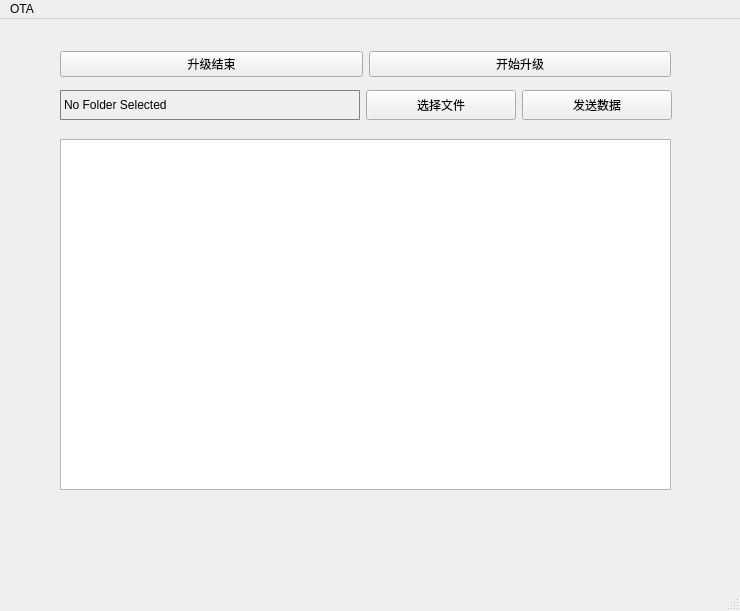
The window that mainwindow.ui (TracyChrysler/qt_OTA) describes before a commit, drawn with Qt 5.
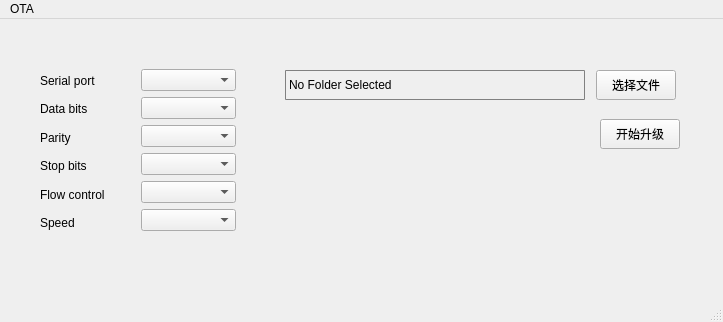
The same window after the commit.

Diff of the .ui file:
```diff
--- a/mainwindow.ui
+++ b/mainwindow.ui
@@ -6,8 +6,8 @@
    <rect>
     <x>0</x>
     <y>0</y>
-    <width>740</width>
-    <height>611</height>
+    <width>723</width>
+    <height>322</height>
    </rect>
   </property>
   <property name="windowTitle">
@@ -17,9 +17,9 @@
    <widget class="QWidget" name="horizontalLayoutWidget">
     <property name="geometry">
      <rect>
-      <x>60</x>
-      <y>70</y>
-      <width>614</width>
+      <x>280</x>
+      <y>50</y>
+      <width>401</width>
       <height>32</height>
      </rect>
     </property>
@@ -53,13 +53,13 @@
       <widget class="QPushButton" name="browseButton">
        <property name="minimumSize">
         <size>
-         <width>150</width>
+         <width>80</width>
          <height>30</height>
         </size>
        </property>
        <property name="maximumSize">
         <size>
-         <width>150</width>
+         <width>80</width>
          <height>30</height>
         </size>
        </property>
@@ -68,60 +68,110 @@
        </property>
       </widget>
      </item>
-     <item>
-      <widget class="QPushButton" name="sendButton">
-       <property name="minimumSize">
-        <size>
-         <width>150</width>
-         <height>30</height>
-        </size>
-       </property>
-       <property name="maximumSize">
-        <size>
-         <width>150</width>
-         <height>30</height>
-        </size>
-       </property>
-       <property name="text">
-        <string>发送数据</string>
-       </property>
-      </widget>
-     </item>
     </layout>
    </widget>
-   <widget class="QTextBrowser" name="fileContent">
+   <widget class="QPushButton" name="startButton">
     <property name="geometry">
      <rect>
-      <x>60</x>
-      <y>120</y>
-      <width>611</width>
-      <height>351</height>
+      <x>600</x>
+      <y>100</y>
+      <width>80</width>
+      <height>30</height>
      </rect>
     </property>
+    <property name="minimumSize">
+     <size>
+      <width>80</width>
+      <height>30</height>
+     </size>
+    </property>
+    <property name="maximumSize">
+     <size>
+      <width>80</width>
+      <height>30</height>
+     </size>
+    </property>
+    <property name="text">
+     <string>开始升级</string>
+    </property>
    </widget>
-   <widget class="QWidget" name="horizontalLayoutWidget_2">
+   <widget class="QWidget" name="">
     <property name="geometry">
      <rect>
-      <x>60</x>
-      <y>30</y>
-      <width>611</width>
-      <height>31</height>
+      <x>40</x>
+      <y>50</y>
+      <width>196</width>
+      <height>165</height>
      </rect>
     </property>
     <layout class="QHBoxLayout" name="horizontalLayout_2">
      <item>
-      <widget class="QPushButton" name="stopButton">
-       <property name="text">
-        <string>升级结束</string>
-       </property>
-      </widget>
+      <layout class="QVBoxLayout" name="verticalLayout">
+       <item>
+        <widget class="QLabel" name="label">
+         <property name="text">
+          <string>Serial port</string>
+         </property>
+        </widget>
+       </item>
+       <item>
+        <widget class="QLabel" name="label_2">
+         <property name="text">
+          <string>Data bits</string>
+         </property>
+        </widget>
+       </item>
+       <item>
+        <widget class="QLabel" name="label_3">
+         <property name="text">
+          <string>Parity</string>
+         </property>
+        </widget>
+       </item>
+       <item>
+        <widget class="QLabel" name="label_5">
+         <property name="text">
+          <string>Stop bits</string>
+         </property>
+        </widget>
+       </item>
+       <item>
+        <widget class="QLabel" name="label_6">
+         <property name="text">
+          <string>Flow control</string>
+         </property>
+        </widget>
+       </item>
+       <item>
+        <widget class="QLabel" name="label_4">
+         <property name="text">
+          <string>Speed</string>
+         </property>
+        </widget>
+       </item>
+      </layout>
      </item>
      <item>
-      <widget class="QPushButton" name="startButton">
-       <property name="text">
-        <string>开始升级</string>
-       </property>
-      </widget>
+      <layout class="QVBoxLayout" name="verticalLayout_2">
+       <item>
+        <widget class="QComboBox" name="comBoxSerialPort"/>
+       </item>
+       <item>
+        <widget class="QComboBox" name="comBoxDataBits"/>
+       </item>
+       <item>
+        <widget class="QComboBox" name="comBoxParity"/>
+       </item>
+       <item>
+        <widget class="QComboBox" name="comboBox_6"/>
+       </item>
+       <item>
+        <widget class="QComboBox" name="comBoxFlowControl"/>
+       </item>
+       <item>
+        <widget class="QComboBox" name="comBoxSpeed"/>
+       </item>
+      </layout>
      </item>
     </layout>
    </widget>
@@ -131,8 +181,8 @@
     <rect>
      <x>0</x>
      <y>0</y>
-     <width>740</width>
-     <height>23</height>
+     <width>723</width>
+     <height>26</height>
     </rect>
    </property>
    <widget class="QMenu" name="menuOTA">
```
